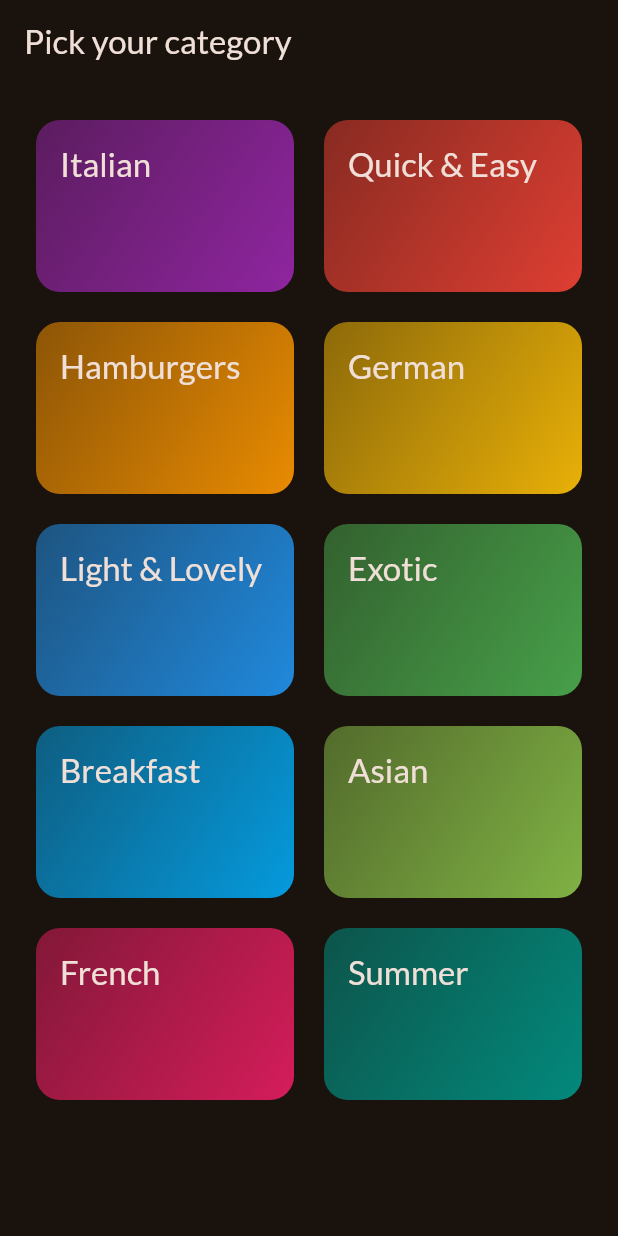
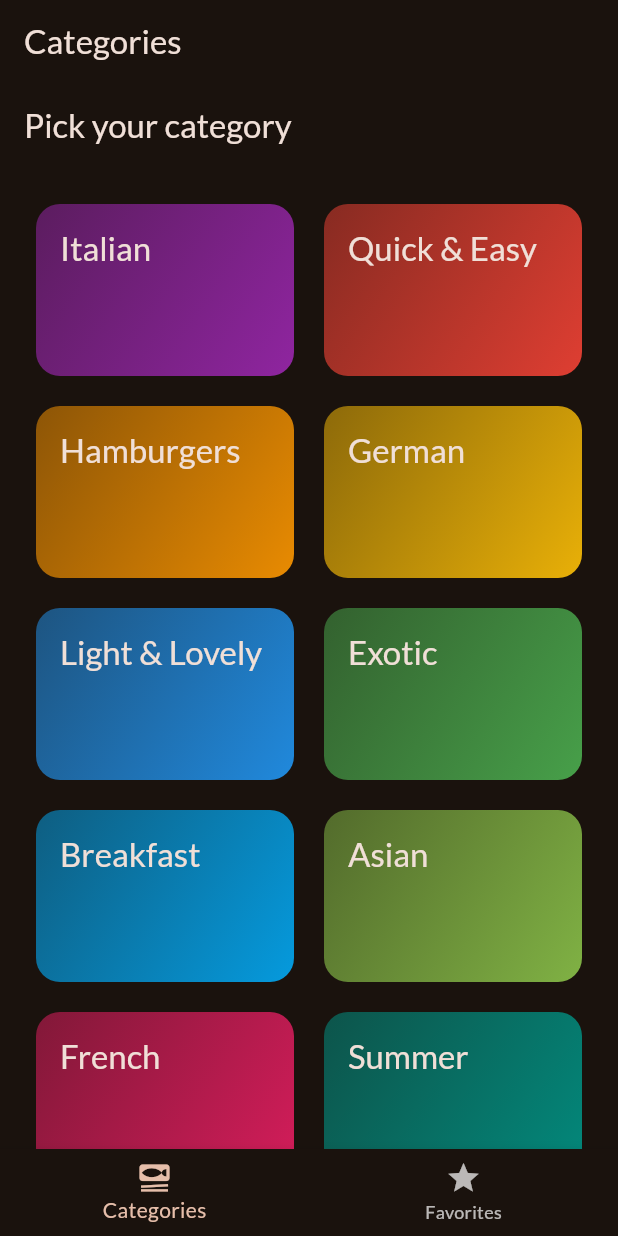
Before and after one commit to Ferskken/meal_app, a Flutter app: the screen it shows after launch, on a phone screen of 412 x 824 dp. Run offline on Flutter 3.47's test engine with Material 2 defaults, Android fonts, the phone set to English and light mode, and no system bars; our stand-ins replace google_fonts, transparent_image.

Commit message:
Added bottom nav bar. Added Favorites tab to bar

```diff
--- a/lib/main.dart
+++ b/lib/main.dart
@@ -1,6 +1,6 @@
 import 'package:flutter/material.dart';
 import 'package:google_fonts/google_fonts.dart';
-import 'package:meal_app/screens/categories.dart';
+import 'package:meal_app/screens/tabs.dart';
 
 final theme = ThemeData(
   useMaterial3: true,
@@ -20,6 +20,6 @@ class App extends StatelessWidget {
 
   @override
   Widget build(BuildContext context) {
-    return MaterialApp(theme: theme, home: CategoriesScreen());
+    return MaterialApp(theme: theme, home: TabsScreen());
   }
 }
--- /dev/null
+++ b/lib/screens/tabs.dart
@@ -0,0 +1,48 @@
+import 'package:flutter/material.dart';
+import 'package:meal_app/screens/categories.dart';
+import 'package:meal_app/screens/meals.dart';
+import 'package:meal_app/screens/categories.dart';
+import 'package:meal_app/screens/meals.dart';
+
+class TabsScreen extends StatefulWidget {
+  const TabsScreen({super.key});
+
+  @override
+  State<TabsScreen> createState() {
+    return _TabsScreenState();
+  }
+}
+
+class _TabsScreenState extends State<TabsScreen> {
+  int _selectedPageIndex = 0;
+
+  void _selectPage(int index) {
+    setState(() {
+      _selectedPageIndex = index;
+    });
+  }
+
+  @override
+  Widget build(BuildContext context) {
+    Widget activePage = const CategoriesScreen();
+    var activePageTitle = "Categories";
+
+    if (_selectedPageIndex == 1) {
+      activePage = MealsScreen(title: "Favorites", meals: []);
+      activePageTitle = "Favorites";
+    }
+
+    return Scaffold(
+      appBar: AppBar(title: Text(activePageTitle)),
+      body: activePage,
+      bottomNavigationBar: BottomNavigationBar(
+        onTap: _selectPage,
+        items: const [
+          BottomNavigationBarItem(
+              icon: Icon(Icons.set_meal), label: "Categories"),
+          BottomNavigationBarItem(icon: Icon(Icons.star), label: "Favorites"),
+        ],
+      ),
+    );
+  }
+}
```
